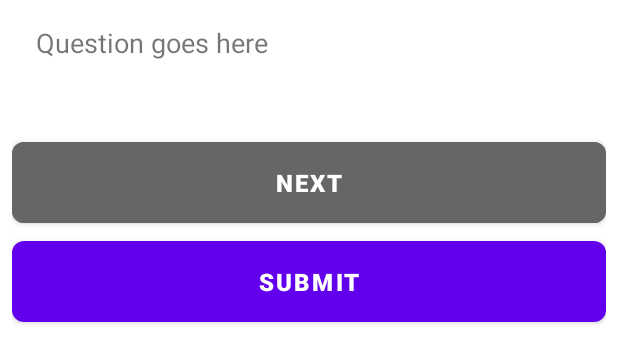
After one commit to GuitarHero2004/Artisense, an Android app: the layout fragment_art_quiz.xml on its own in the app's theme, with its tools: preview values and no code run, on a phone screen of 412 x 824 dp. The commit adds this screen. Shown: the top 363 px of the screen. Run offline under Robolectric (Android 15) with nearby library versions, the phone set to English and light mode, and no system bars.

Commit message:
implemented ArtQuizFragment and prepared quiz.json data

```diff
--- a/app/src/main/java/com/example/artgallery_assignment1/GalleryActivity.java
+++ b/app/src/main/java/com/example/artgallery_assignment1/GalleryActivity.java
@@ -35,6 +35,8 @@ public class GalleryActivity extends AppCompatActivity {
                 selectedFragment = new FamousArtFragment();
             } else if (itemId == R.id.gallery_map_fragment_view) {
                 selectedFragment = new GalleryMapFragment();
+            } else if (itemId == R.id.art_quiz) {
+                selectedFragment = new ArtQuizFragment();
             } else {
                 return false;
             }
--- /dev/null
+++ b/app/src/main/res/layout/fragment_art_quiz.xml
@@ -0,0 +1,49 @@
+<LinearLayout xmlns:android="http://schemas.android.com/apk/res/android"
+    xmlns:app="http://schemas.android.com/apk/res-auto"
+    xmlns:tools="http://schemas.android.com/tools"
+    android:layout_width="match_parent"
+    android:layout_height="match_parent"
+    tools:context=".ArtQuizFragment"
+    android:orientation="vertical"
+    android:id="@+id/art_quiz"
+    android:paddingHorizontal="8dp">
+
+    <TextView
+        android:id="@+id/questionText"
+        android:layout_width="match_parent"
+        android:layout_height="wrap_content"
+        android:text="@string/question_goes_here"
+        android:textSize="18sp"
+        android:padding="16dp" />
+
+    <RadioGroup
+        android:id="@+id/answersGroup"
+        android:layout_width="match_parent"
+        android:layout_height="wrap_content"
+        android:orientation="vertical"
+        android:padding="16dp">
+
+        <!-- Radio Buttons will be added programmatically -->
+    </RadioGroup>
+
+    <Button
+        android:id="@+id/nextBtn"
+        android:layout_width="match_parent"
+        android:layout_height="wrap_content"
+        android:backgroundTint="@color/grey"
+        android:padding="16dp"
+        android:text="@string/next"
+        android:textSize="16sp"
+        android:textStyle="bold"
+        app:cornerRadius="8dp" />
+
+    <Button
+        android:id="@+id/submitBtn"
+        android:layout_width="match_parent"
+        android:layout_height="wrap_content"
+        android:padding="16dp"
+        android:textStyle="bold"
+        android:textSize="16sp"
+        android:text="@string/submit"
+        app:cornerRadius="8dp"/>
+</LinearLayout>
--- a/app/src/main/res/menu/bottom_navbar.xml
+++ b/app/src/main/res/menu/bottom_navbar.xml
@@ -8,4 +8,8 @@
         android:id="@+id/gallery_map_fragment_view"
         android:icon="@drawable/gallery_map"
         android:title="@string/galleries" />
+    <item
+        android:id="@+id/art_quiz"
+        android:icon="@drawable/quiz"
+        android:title="@string/quiz" />
 </menu>
```
Also changed, not shown: app/src/main/assets/quiz.json (added, +184 -0 lines), app/src/main/java/com/example/artgallery_assignment1/ArtQuizFragment.java (added, +125 -0 lines), app/src/main/java/com/example/artgallery_assignment1/Model/QuizModel.java (added, +34 -0 lines).
